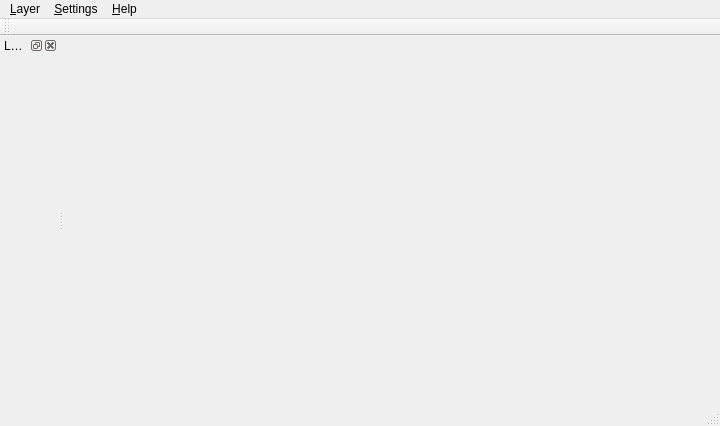
Old version of the form TinyGIS/TinyGIS.ui in the repository chenhaoen/TinyGIS.
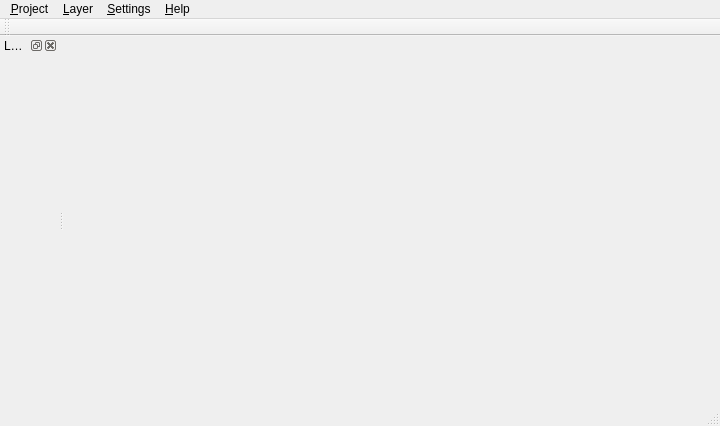
New version of the form. Icons and pictures are not drawn.

What changed in the file:
```diff
--- a/TinyGIS/TinyGIS.ui
+++ b/TinyGIS/TinyGIS.ui
@@ -46,6 +46,18 @@
     </property>
     <addaction name="action_Options"/>
    </widget>
+   <widget class="QMenu" name="menu_Project">
+    <property name="title">
+     <string>&amp;Project</string>
+    </property>
+    <addaction name="action_New"/>
+    <addaction name="action_Open"/>
+    <addaction name="action_Save"/>
+    <addaction name="action_Close"/>
+    <addaction name="separator"/>
+    <addaction name="action_Exit_TinyGIS"/>
+   </widget>
+   <addaction name="menu_Project"/>
    <addaction name="menuLayer"/>
    <addaction name="menu_Settings"/>
    <addaction name="menu_About"/>
```
Left out of the diff: 37 changed lines with no effect on the pictures.
